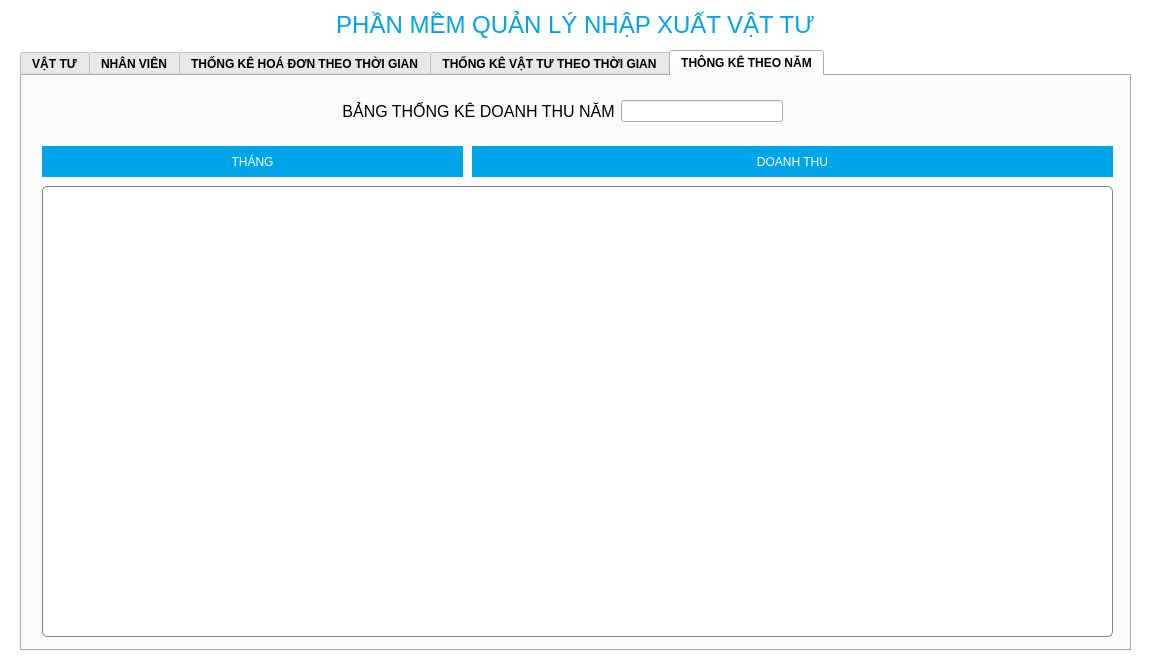
Above: src/view/mainwindow.ui from VinhNguyenD23/facilitiesManagement before the change. Below: the same form after it.
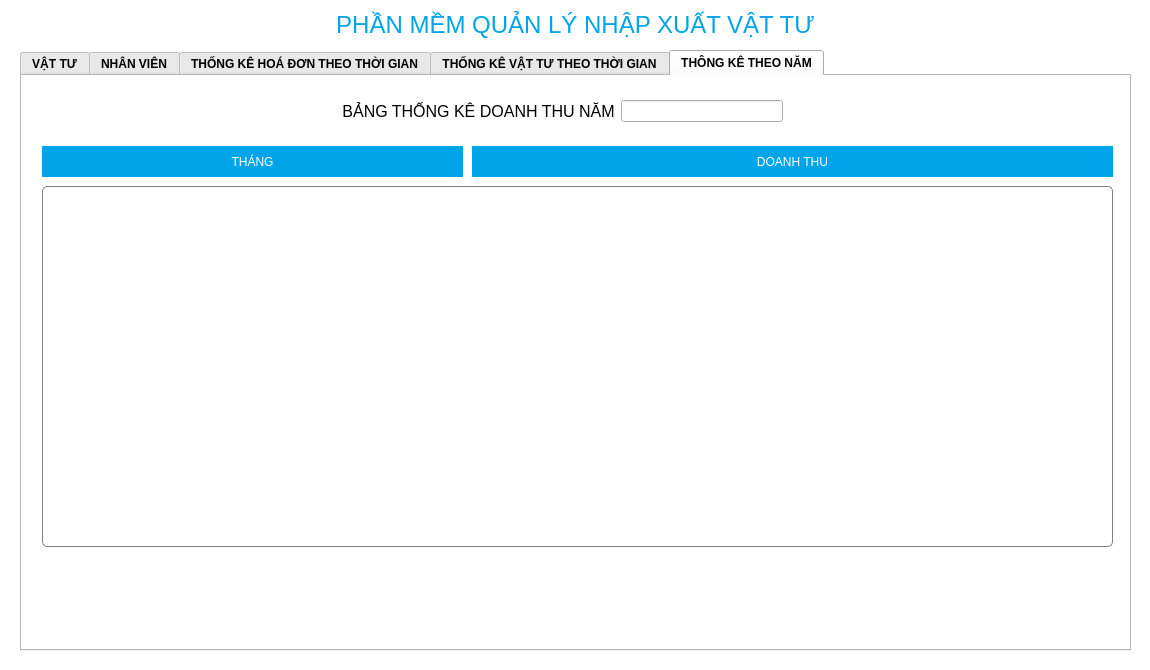
That is the form after the change. The open tabs and pages were chosen to show the change.

```diff
--- a/src/view/mainwindow.ui
+++ b/src/view/mainwindow.ui
@@ -36,7 +36,7 @@
                     height: 24px;
                     }
 
-                    QTableWidget
+                    QTableWidget, QTabWidget
                     {
                     background-color: #fff;
                     }
@@ -166,7 +166,12 @@
                                         QTableWidget{
                                         border: 1px solid gray;
                                         border-radius: 5px;
-                                        }</string>
+                                        }
+
+#maintab
+{
+background-color: rgb(255, 255, 255);
+}</string>
       </property>
       <property name="tabPosition">
        <enum>QTabWidget::TabPosition::North</enum>
@@ -1112,7 +1117,7 @@
           <x>20</x>
           <y>110</y>
           <width>1071</width>
-          <height>451</height>
+          <height>361</height>
          </rect>
         </property>
         <property name="horizontalScrollBarPolicy">
```
Left out of the diff: 10 changed lines with no effect on the pictures.
